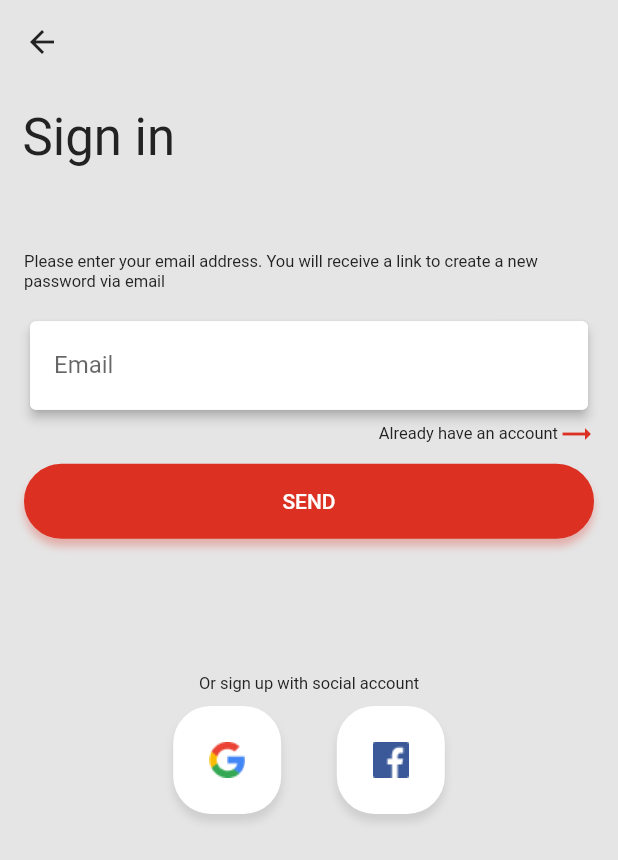
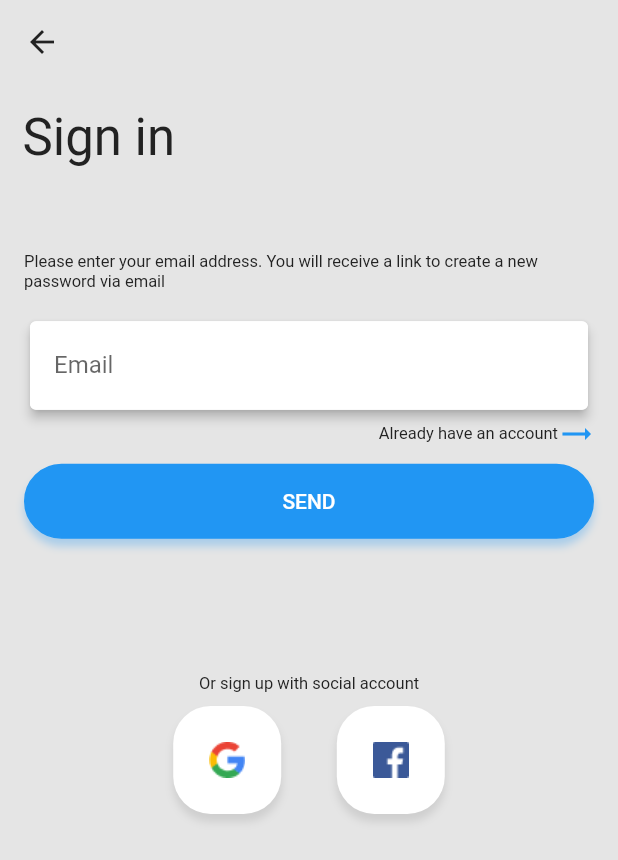
Before and after one commit to abhilash3246/ecom, a Flutter app: the ForgetPasswordScreen screen opened by its route, on a phone screen of 412 x 824 dp. Shown: the top 860 px of the screen. Run offline on Flutter 3.47's test engine with Material 2 defaults, Android fonts, the phone set to English and light mode, and no system bars; our stand-ins replace bloc, bubble_tab_indicator, dartz, equatable, flutter_bloc, flutter_svg and 1 more.

Commit message:
first update

```diff
--- a/lib/config/theme.dart
+++ b/lib/config/theme.dart
@@ -17,7 +17,7 @@ class AppSizes {
 }
 
 class AppColors {
-  static const red = Color(0xFFDB3022);
+  static const red = Colors.blue;
   static const black = Color(0xFF222222);
   static const lightGray = Color(0xFF9B9B9B);
   static const darkGray = Color(0xFF979797);
--- a/lib/presentation/features/splash_screen.dart
+++ b/lib/presentation/features/splash_screen.dart
@@ -5,7 +5,7 @@ class SplashScreen extends StatelessWidget {
   Widget build(BuildContext context) {
     return Scaffold(
       body: Center(
-        child: Text('Logo'),
+        child: Text('Logo',style: TextStyle(color: Colors.blue),),
       ),
     );
   }
```
